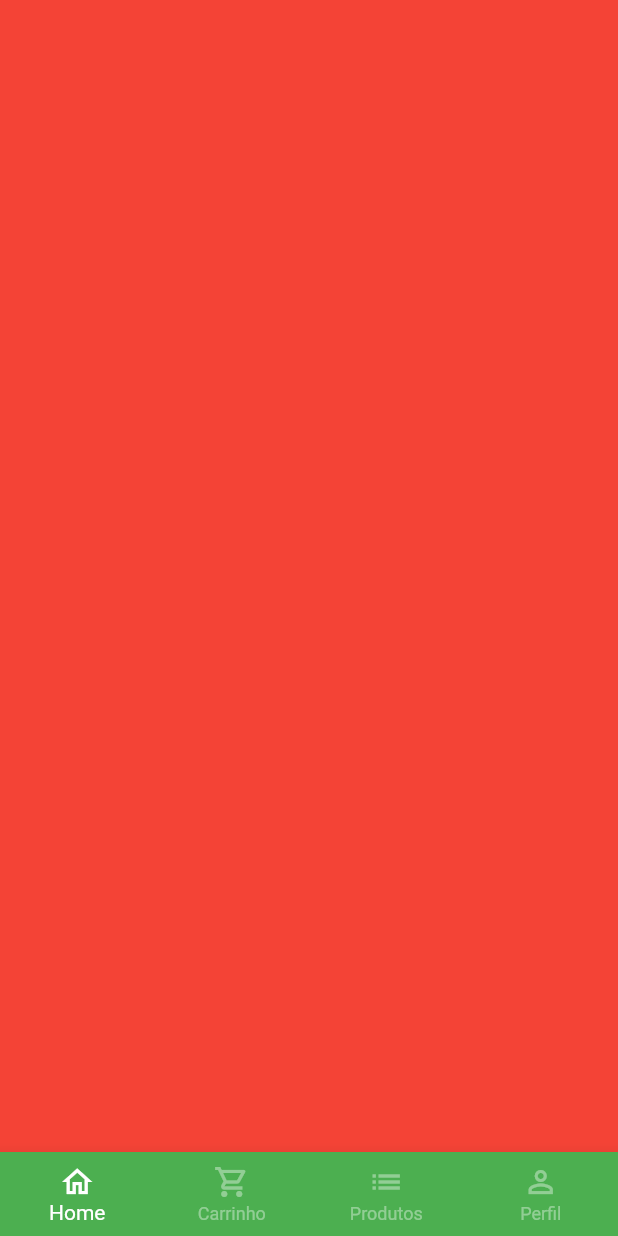
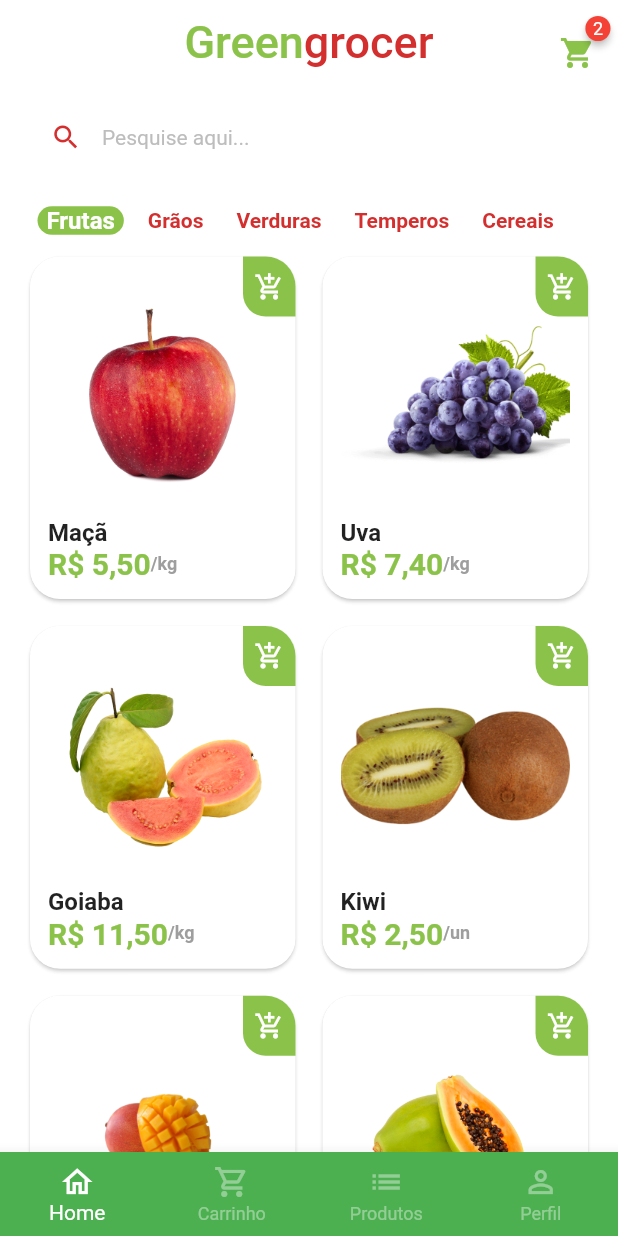
Before and after one commit to FelipeMonteiro013/Greengrocer, a Flutter app: the BaseScreen screen opened directly, on a phone screen of 412 x 824 dp. Run offline on Flutter 3.47's test engine with Material 2 defaults, Android fonts, the phone set to English and light mode, and no system bars; drawn by our look-alikes of badges; our stand-ins replace animated_text_kit, mask_text_input_formatter.

Commit message:
Home Tab

```diff
--- a/lib/main.dart
+++ b/lib/main.dart
@@ -1,5 +1,5 @@
 import 'package:flutter/material.dart';
-import 'package:greengrocer/src/auth/sign_in_screen.dart';
+import 'package:greengrocer/src/pages/auth/sign_in_screen.dart';
 
 void main() {
   runApp(const MyApp());
@@ -15,6 +15,7 @@ class MyApp extends StatelessWidget {
       title: 'Flutter Demo',
       theme: ThemeData(
         primarySwatch: Colors.green,
+        scaffoldBackgroundColor: Colors.white.withAlpha(190),
       ),
       debugShowCheckedModeBanner: false,
       home: const SignInScreen(),
--- /dev/null
+++ b/lib/src/config/app_data.dart
@@ -0,0 +1,72 @@
+import 'package:greengrocer/src/models/item_model.dart';
+
+ItemModel apple = ItemModel(
+  itemName: 'Maçã',
+  imgUrl: 'assets/fruits/apple.png',
+  unit: 'kg',
+  price: 5.5,
+  description:
+      'A melhor maçã da região e que conta com o melhor preço de qualquer quitanda. Este item conta com vitaminas essenciais para o fortalecimento corporal, resultando em uma vida saudável.',
+);
+
+ItemModel grape = ItemModel(
+  itemName: 'Uva',
+  imgUrl: 'assets/fruits/grape.png',
+  unit: 'kg',
+  price: 7.4,
+  description:
+      'A melhor uva da região e que conta com o melhor preço de qualquer quitanda. Este item conta com vitaminas essenciais para o fortalecimento corporal, resultando em uma vida saudável.',
+);
+
+ItemModel guava = ItemModel(
+  itemName: 'Goiaba',
+  imgUrl: 'assets/fruits/guava.png',
+  unit: 'kg',
+  price: 11.5,
+  description:
+      'A melhor goiaba da região e que conta com o melhor preço de qualquer quitanda. Este item conta com vitaminas essenciais para o fortalecimento corporal, resultando em uma vida saudável.',
+);
+
+ItemModel kiwi = ItemModel(
+  itemName: 'Kiwi',
+  imgUrl: 'assets/fruits/kiwi.png',
+  unit: 'un',
+  price: 2.5,
+  description:
+      'O melhor kiwi da região e que conta com o melhor preço de qualquer quitanda. Este item conta com vitaminas essenciais para o fortalecimento corporal, resultando em uma vida saudável.',
+);
+
+ItemModel mango = ItemModel(
+  itemName: 'Manga',
+  imgUrl: 'assets/fruits/mango.png',
+  unit: 'un',
+  price: 2.5,
+  description:
+      'A melhor manga da região e que conta com o melhor preço de qualquer quitanda. Este item conta com vitaminas essenciais para o fortalecimento corporal, resultando em uma vida saudável.',
+);
+
+ItemModel papaya = ItemModel(
+  itemName: 'Mamão papaya',
+  imgUrl: 'assets/fruits/papaya.png',
+  unit: 'kg',
+  price: 8,
+  description:
+      'O melhor mamão da região e que conta com o melhor preço de qualquer quitanda. Este item conta com vitaminas essenciais para o fortalecimento corporal, resultando em uma vida saudável.',
+);
+
+List<ItemModel> items = [
+  apple,
+  grape,
+  guava,
+  kiwi,
+  mango,
+  papaya,
+];
+
+List<String> categories = [
+  'Frutas',
+  'Grãos',
+  'Verduras',
+  'Temperos',
+  'Cereais',
+];
--- /dev/null
+++ b/lib/src/models/item_model.dart
@@ -0,0 +1,15 @@
+class ItemModel {
+  String itemName;
+  String imgUrl;
+  String unit;
+  double price;
+  String description;
+
+  ItemModel({
+    required this.itemName,
+    required this.imgUrl,
+    required this.unit,
+    required this.price,
+    required this.description,
+  });
+}
--- /dev/null
+++ b/lib/src/pages/Home/components/CategoryTile.dart
@@ -0,0 +1,43 @@
+import 'package:flutter/material.dart';
+import 'package:greengrocer/src/config/custom_colors.dart';
+
+class CategoryTile extends StatelessWidget {
+  const CategoryTile({
+    Key? key,
+    required this.category,
+    required this.isSelected,
+    required this.onPressed,
+  }) : super(key: key);
+
+  final String category;
+  final bool isSelected;
+  final VoidCallback onPressed;
+
+  @override
+  Widget build(BuildContext context) {
+    return GestureDetector(
+      onTap: onPressed,
+      child: Align(
+        alignment: Alignment.center,
+        child: Container(
+          padding: EdgeInsets.symmetric(horizontal: 6),
+          decoration: BoxDecoration(
+            color: isSelected
+                ? CustomColors.customSwatchColor
+                : Colors.transparent,
+            borderRadius: BorderRadius.circular(10),
+          ),
+          child: Text(
+            category,
+            style: TextStyle(
+                color: isSelected
+                    ? Colors.white
+                    : CustomColors.customContrastColor,
+                fontWeight: FontWeight.bold,
+                fontSize: isSelected ? 16 : 14),
+          ),
+        ),
+      ),
+    );
+  }
+}
--- /dev/null
+++ b/lib/src/pages/Home/components/item_tile.dart
@@ -0,0 +1,95 @@
+import 'package:flutter/material.dart';
+import 'package:greengrocer/src/config/custom_colors.dart';
+import 'package:greengrocer/src/models/item_model.dart';
+import 'package:greengrocer/src/services/utils_services.dart';
+
+class ItemTile extends StatelessWidget {
+  final ItemModel item;
+
+  ItemTile({
+    Key? key,
+    required this.item,
+  }) : super(key: key);
+
+  UtilsServices utilsServices = UtilsServices();
+
+  @override
+  Widget build(BuildContext context) {
+    return Stack(
+      children: [
+        Card(
+          elevation: 1,
+          shadowColor: Colors.grey.shade300,
+          shape: RoundedRectangleBorder(
+            borderRadius: BorderRadius.circular(20),
+          ),
+          child: Padding(
+            padding: const EdgeInsets.all(12),
+            child: Column(
+              crossAxisAlignment: CrossAxisAlignment.stretch,
+              children: [
+                //Imagem
+                Expanded(
+                  child: Image.asset(item.imgUrl),
+                ),
+
+                // Nome
+                Text(
+                  item.itemName,
+                  style: const TextStyle(
+                    fontSize: 16,
+                    fontWeight: FontWeight.bold,
+                  ),
+                ),
+
+                // Preço - Unidade
+                Row(
+                  children: [
+                    Text(
+                      utilsServices.priceToCurrency(item.price),
+                      style: TextStyle(
+                        fontWeight: FontWeight.bold,
+                        fontSize: 20,
+                        color: CustomColors.customSwatchColor,
+                      ),
+                    ),
+                    Text(
+                      '/${item.unit}',
+                      style: TextStyle(
+                        color: Colors.grey.shade500,
+                        fontWeight: FontWeight.bold,
+                        fontSize: 12,
+                      ),
+                    )
+                  ],
+                )
+              ],
+            ),
+          ),
+        ),
+        Positioned(
+          top: 4,
+          right: 4,
+          child: GestureDetector(
+            onTap: () {},
+            child: Container(
+              height: 40,
+              width: 35,
+              decoration: BoxDecoration(
+                  color: CustomColors.customSwatchColor,
+                  borderRadius: BorderRadius.only(
+                    bottomLeft: Radius.circular(15),
+                    topRight: Radius.circular(20),
+                  )),
+              child: const Icon(
+                Icons.add_shopping_cart_outlined,
+                color: Colors.white,
+                size: 20,
+              ),
+            ),
+          ),
+        )
+      ],
+    );
+  }
+}
--- /dev/null
+++ b/lib/src/pages/Home/home_tab.dart
@@ -0,0 +1,142 @@
+import 'package:badges/badges.dart';
+import 'package:flutter/material.dart';
+import 'package:greengrocer/src/pages/Home/components/CategoryTile.dart';
+import 'package:greengrocer/src/config/custom_colors.dart';
+import 'package:greengrocer/src/config/app_data.dart' as appData;
+import 'package:greengrocer/src/pages/Home/components/item_tile.dart';
+
+class HomeTab extends StatefulWidget {
+  const HomeTab({Key? key}) : super(key: key);
+
+  @override
+  State<HomeTab> createState() => _HomeTabState();
+}
+
+class _HomeTabState extends State<HomeTab> {
+  String selectedCategory = 'Frutas';
+
+  @override
+  Widget build(BuildContext context) {
+    return Scaffold(
+// App bar
+      appBar: AppBar(
+        centerTitle: true,
+        backgroundColor: Colors.transparent,
+        elevation: 0,
+        title: Text.rich(
+          TextSpan(
+            style: const TextStyle(fontSize: 30),
+            children: [
+              TextSpan(
+                text: 'Green',
+                style: TextStyle(color: CustomColors.customSwatchColor),
+              ),
+              TextSpan(
+                text: 'grocer',
+                style: TextStyle(color: CustomColors.customContrastColor),
+              ),
+            ],
+          ),
+        ),
+        actions: [
+          Padding(
+            padding: const EdgeInsets.only(top: 15, right: 15),
+            child: GestureDetector(
+              onTap: () {},
+              child: Badge(
+                badgeContent: const Text(
+                  '2',
+                  style: TextStyle(
+                    color: Colors.white,
+                    fontSize: 12,
+                  ),
+                ),
+                child: Icon(
+                  Icons.shopping_cart,
+                  color: CustomColors.customSwatchColor,
+                ),
+              ),
+            ),
+          )
+        ],
+      ),
+
+      body: Column(
+        children: [
+          // campo de Pesquisa
+          Padding(
+            padding: const EdgeInsets.symmetric(
+              horizontal: 20,
+              vertical: 10,
+            ),
+            child: TextFormField(
+              decoration: InputDecoration(
+                isDense: true,
+                filled: true,
+                hintText: 'Pesquise aqui...',
+                hintStyle: TextStyle(
+                  color: Colors.grey.shade400,
+                  fontSize: 14,
+                ),
+                prefixIcon: Icon(
+                  Icons.search,
+                  color: CustomColors.customContrastColor,
+                  size: 21,
+                ),
+                fillColor: Colors.white,
+                border: OutlineInputBorder(
+                  borderRadius: BorderRadius.circular(60),
+                  borderSide: const BorderSide(
+                    width: 0,
+                    style: BorderStyle.none,
+                  ),
+                ),
+              ),
+            ),
+          ),
+
+          //Categorias
+          Container(
+            height: 40,
+            padding: const EdgeInsets.only(left: 25),
+            child: ListView.separated(
+              scrollDirection: Axis.horizontal,
+              itemBuilder: (_, index) {
+                return CategoryTile(
+                  onPressed: () {
+                    setState(() {
+                      selectedCategory = appData.categories[index];
+                    });
+                  },
+                  category: appData.categories[index],
+                  isSelected: appData.categories[index] == selectedCategory,
+                );
+              },
+              separatorBuilder: (_, index) => const SizedBox(width: 10),
+              itemCount: appData.categories.length,
+            ),
+          ),
+
+          //Grid
+          Expanded(
+            child: GridView.builder(
+              padding: const EdgeInsets.fromLTRB(16, 0, 16, 16),
+              physics: BouncingScrollPhysics(),
+              gridDelegate: const SliverGridDelegateWithFixedCrossAxisCount(
+                  crossAxisCount: 2,
+                  mainAxisSpacing: 10,
+                  crossAxisSpacing: 10,
+                  childAspectRatio: 9 / 11.5),
+              itemCount: appData.items.length,
+              itemBuilder: (_, index) {
+                return ItemTile(
+                  item: appData.items[index],
+                );
+              },
+            ),
+          )
+        ],
+      ),
+    );
+  }
+}
--- a/lib/src/auth/sign_in_screen.dart
+++ b/lib/src/pages/auth/sign_in_screen.dart
@@ -1,9 +1,9 @@
 import 'package:animated_text_kit/animated_text_kit.dart';
 import 'package:flutter/material.dart';
-import 'package:greengrocer/src/auth/components/custom_text_field.dart';
-import 'package:greengrocer/src/auth/sign_up_screen.dart';
-import 'package:greengrocer/src/base/base_screen.dart';
 import 'package:greengrocer/src/config/custom_colors.dart';
+import 'package:greengrocer/src/pages/auth/components/custom_text_field.dart';
+import 'package:greengrocer/src/pages/auth/sign_up_screen.dart';
+import 'package:greengrocer/src/pages/base/base_screen.dart';
 
 class SignInScreen extends StatelessWidget {
   const SignInScreen({Key? key}) : super(key: key);
--- a/lib/src/auth/sign_up_screen.dart
+++ b/lib/src/pages/auth/sign_up_screen.dart
@@ -1,6 +1,6 @@
 import 'package:flutter/material.dart';
-import 'package:greengrocer/src/auth/components/custom_text_field.dart';
 import 'package:greengrocer/src/config/custom_colors.dart';
+import 'package:greengrocer/src/pages/auth/components/custom_text_field.dart';
 import 'package:mask_text_input_formatter/mask_text_input_formatter.dart';
 
 class SignUpScreen extends StatelessWidget {
--- a/lib/src/base/base_screen.dart
+++ b/lib/src/pages/base/base_screen.dart
@@ -1,4 +1,5 @@
 import 'package:flutter/material.dart';
+import 'package:greengrocer/src/pages/Home/home_tab.dart';
 
 class BaseScreen extends StatefulWidget {
   const BaseScreen({Key? key}) : super(key: key);
@@ -18,9 +19,7 @@ class _BaseScreenState extends State<BaseScreen> {
         controller: pageController,
         physics: const NeverScrollableScrollPhysics(),
         children: [
-          Container(
-            color: Colors.red,
-          ),
+          const HomeTab(),
           Container(
             color: Colors.yellow,
           ),
--- /dev/null
+++ b/lib/src/services/utils_services.dart
@@ -0,0 +1,11 @@
+import 'package:intl/intl.dart';
+
+class UtilsServices {
+  //R$ valor
+
+  String priceToCurrency(double price) {
+    NumberFormat numberFormat = NumberFormat.simpleCurrency(locale: 'pt_BR');
+
+    return numberFormat.format(price);
+  }
+}
--- a/pubspec.yaml
+++ b/pubspec.yaml
@@ -36,6 +36,8 @@ dependencies:
   cupertino_icons: ^1.0.2
   animated_text_kit: ^4.2.2
   mask_text_input_formatter: ^2.4.0
+  badges: ^2.0.3
+  intl: ^0.18.0
 
 dev_dependencies:
   flutter_test:
@@ -60,8 +62,8 @@ flutter:
   uses-material-design: true
 
   # To add assets to your application, add an assets section, like this:
-  # assets:
-  #   - images/a_dot_burr.jpeg
+  assets:
+    - assets/fruits/
   #   - images/a_dot_ham.jpeg
 
   # An image asset can refer to one or more resolution-specific "variants", see
```
Also changed, not shown: assets/fruits/apple.png (added), assets/fruits/grape.png (added), assets/fruits/guava.png (added), assets/fruits/kiwi.png (added), assets/fruits/mango.png (added), assets/fruits/papaya.png (added), lib/src/pages/auth/components/custom_text_field.dart (renamed from lib/src/auth/components/custom_text_field.dart), pubspec.lock.
